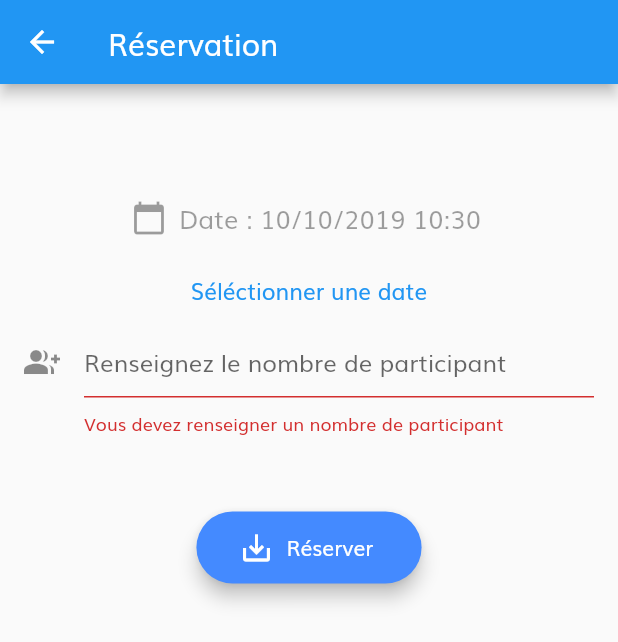
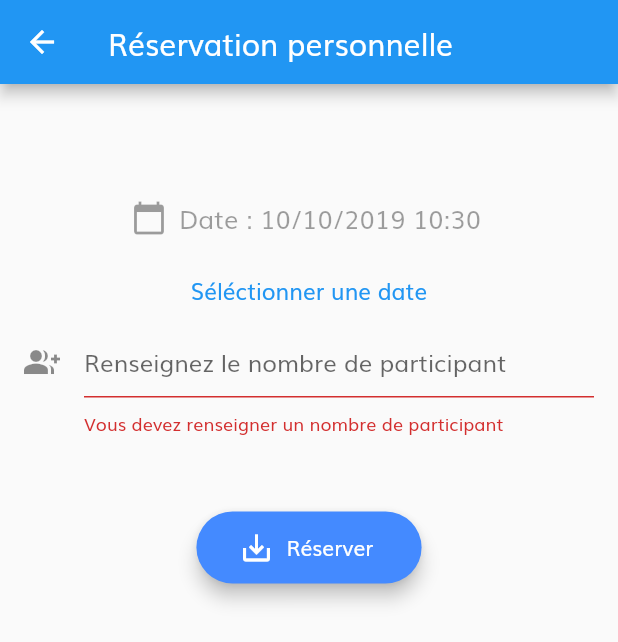
Before and after one commit to A2lam/goodtime, a Flutter app: the SingleReservationRoute screen opened directly with empty values, on a phone screen of 412 x 824 dp. Shown: the top 642 px of the screen. Run offline on Flutter 3.47's test engine with Material 2 defaults, Android fonts, the light colour scheme and no system bars; our stand-ins replace firebase_auth, flutter_datetime_picker, flutter_secure_storage, google_maps_flutter; missing offline and left inert: rich_alert; accounts and stored records are empty; network calls fail.

Commit message:
Revert "Ignoring group reservation for the moment"
This reverts commit edb4a0ceaa40675a91c36251571bb1e0c6650db5.

```diff
--- a/lib/routes/SingleReservationRoute.dart
+++ b/lib/routes/SingleReservationRoute.dart
@@ -175,7 +175,7 @@ class _SingleReservationRouteState extends State<SingleReservationRoute>
   Widget build(BuildContext context) {
     return Scaffold(
       appBar: AppBar(
-        title: Text("Réservation"),
+        title: Text("Réservation personnelle"),
       ),
       body: Center(
         child: Column(
```
Also changed, not shown: lib/routes/BarDetailsRoute.dart (+4 -3 lines).
